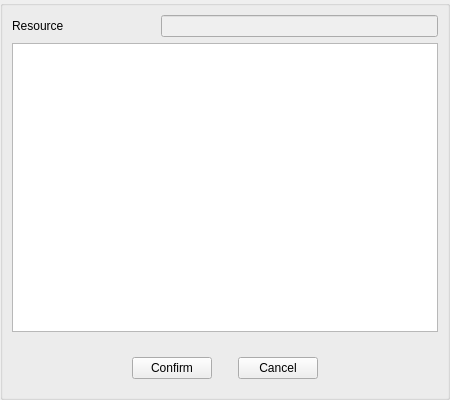
Above: src/Editor/Script/ResourceSnippetOverlay.ui from RemotelyChaotic/JOIPEngine before the change. Below: the same form after it.
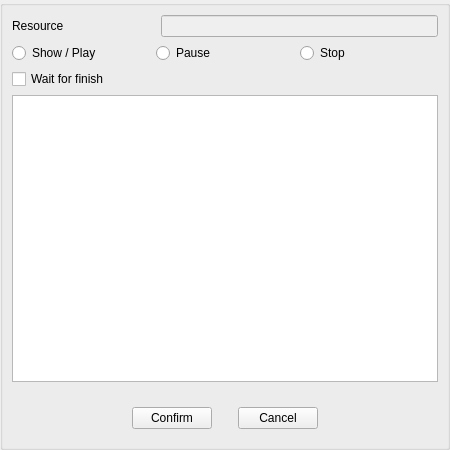
That is the form after the change. Custom widgets are drawn as their Qt base class.

Commit message: Full support for mediaplayer functions added to ui

Diff of the .ui file:
```diff
--- a/src/Editor/Script/ResourceSnippetOverlay.ui
+++ b/src/Editor/Script/ResourceSnippetOverlay.ui
@@ -7,7 +7,7 @@
     <x>0</x>
     <y>0</y>
     <width>450</width>
-    <height>400</height>
+    <height>450</height>
    </rect>
   </property>
   <property name="windowTitle">
@@ -35,6 +35,54 @@
       <string/>
      </property>
      <layout class="QGridLayout" name="gridLayout_5">
+      <item row="2" column="1">
+       <widget class="QWidget" name="widget_2" native="true">
+        <layout class="QHBoxLayout" name="horizontalLayout">
+         <property name="leftMargin">
+          <number>0</number>
+         </property>
+         <property name="topMargin">
+          <number>0</number>
+         </property>
+         <property name="rightMargin">
+          <number>0</number>
+         </property>
+         <property name="bottomMargin">
+          <number>0</number>
+         </property>
+         <item>
+          <widget class="QRadioButton" name="pPlayRadioButton">
+           <property name="text">
+            <string>Show / Play</string>
+           </property>
+           <attribute name="buttonGroup">
+            <string notr="true">pButtonGroup</string>
+           </attribute>
+          </widget>
+         </item>
+         <item>
+          <widget class="QRadioButton" name="pPauseRadioButton">
+           <property name="text">
+            <string>Pause</string>
+           </property>
+           <attribute name="buttonGroup">
+            <string notr="true">pButtonGroup</string>
+           </attribute>
+          </widget>
+         </item>
+         <item>
+          <widget class="QRadioButton" name="pStopRadioButton">
+           <property name="text">
+            <string>Stop</string>
+           </property>
+           <attribute name="buttonGroup">
+            <string notr="true">pButtonGroup</string>
+           </attribute>
+          </widget>
+         </item>
+        </layout>
+       </widget>
+      </item>
       <item row="1" column="1">
        <widget class="QWidget" name="widget_5" native="true">
         <layout class="QGridLayout" name="gridLayout_6">
@@ -76,7 +124,7 @@
         </layout>
        </widget>
       </item>
-      <item row="2" column="1">
+      <item row="4" column="1">
        <widget class="QWidget" name="widget_4" native="true">
         <property name="sizePolicy">
          <sizepolicy hsizetype="Preferred" vsizetype="Preferred">
@@ -125,7 +173,7 @@
         </layout>
        </widget>
       </item>
-      <item row="3" column="1">
+      <item row="5" column="1">
        <widget class="QWidget" name="widget" native="true">
         <layout class="QGridLayout" name="gridLayout">
          <item row="2" column="2">
@@ -187,24 +235,31 @@
         </layout>
        </widget>
       </item>
+      <item row="3" column="1">
+       <widget class="QCheckBox" name="pWaitForFinishedCheckBox">
+        <property name="text">
+         <string>Wait for finish</string>
+        </property>
+       </widget>
+      </item>
      </layout>
     </widget>
    </item>
   </layout>
  </widget>
  <customwidgets>
-  <customwidget>
-   <class>CSearchWidget</class>
-   <extends>QWidget</extends>
-   <header>Widgets/SearchWidget.h</header>
-   <container>1</container>
-  </customwidget>
   <customwidget>
    <class>COverlayBase</class>
    <extends>QWidget</extends>
    <header>Widgets/OverlayBase.h</header>
    <container>1</container>
   </customwidget>
+  <customwidget>
+   <class>CSearchWidget</class>
+   <extends>QWidget</extends>
+   <header>Widgets/SearchWidget.h</header>
+   <container>1</container>
+  </customwidget>
  </customwidgets>
  <resources/>
  <connections/>
```
Left out of the diff: 3 changed lines with no effect on the pictures. The commit also changes 2 other files.
